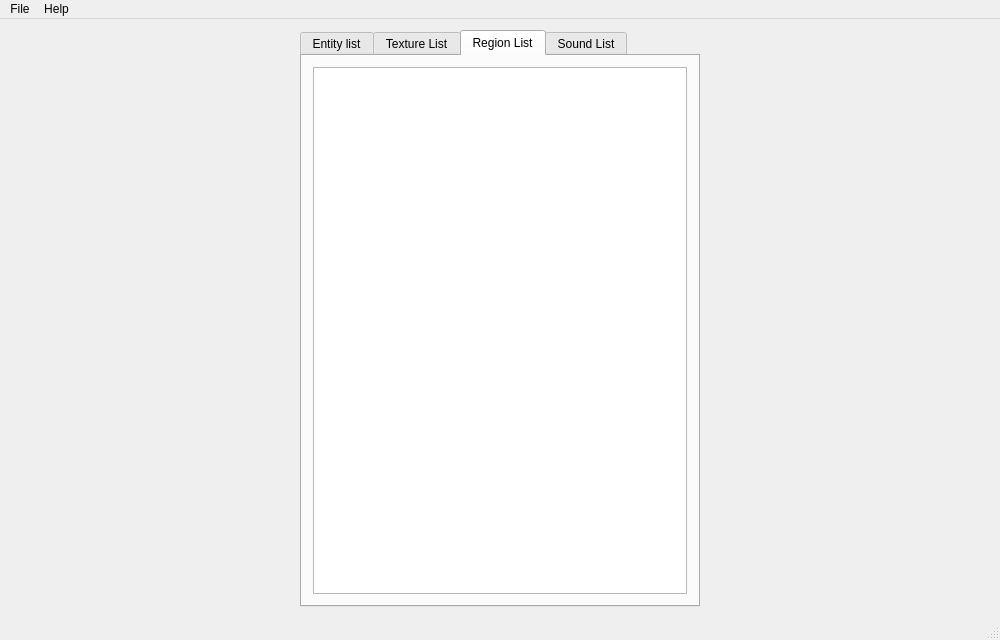
First picture: the form in MainWindow.ui, repository AndreyTulyakov/LightRabbit-Clipsed, before the edit.
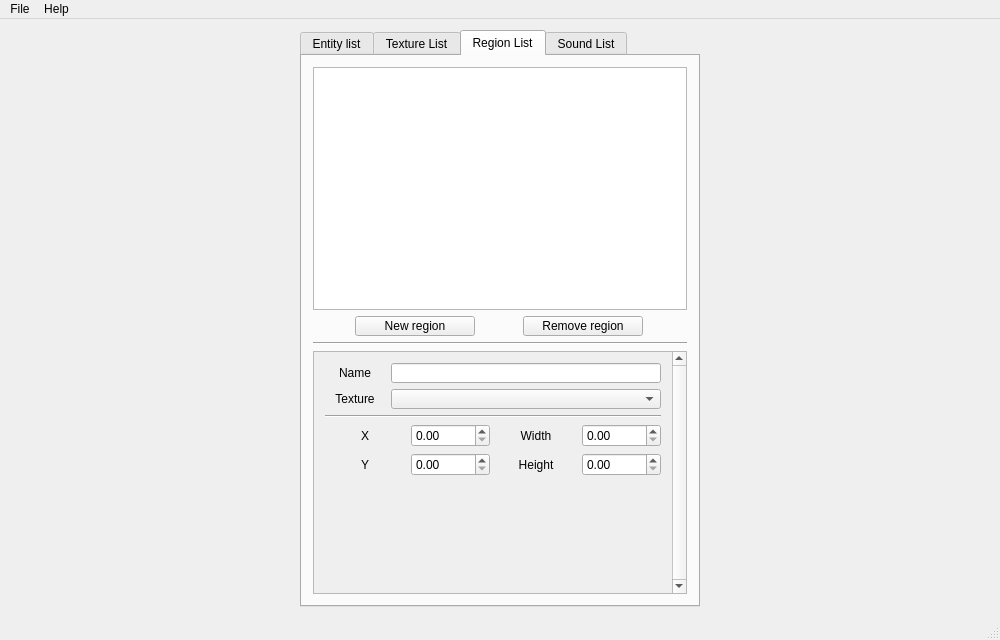
Second picture: the form after the edit. The open tabs and pages were chosen to show the change. Icons and pictures are not drawn.

What changed in the file:
```diff
--- a/MainWindow.ui
+++ b/MainWindow.ui
@@ -283,103 +283,6 @@
                   </property>
                  </widget>
                 </item>
-                <item>
-                 <widget class="QLabel" name="label_13">
-                  <property name="text">
-                   <string>Region</string>
-                  </property>
-                 </widget>
-                </item>
-                <item>
-                 <layout class="QGridLayout" name="gridLayout_8">
-                  <item row="0" column="1">
-                   <widget class="QSpinBox" name="sb_RX">
-                    <property name="maximum">
-                     <number>10000</number>
-                    </property>
-                   </widget>
-                  </item>
-                  <item row="0" column="0">
-                   <widget class="QLabel" name="label_3">
-                    <property name="minimumSize">
-                     <size>
-                      <width>10</width>
-                      <height>0</height>
-                     </size>
-                    </property>
-                    <property name="maximumSize">
-                     <size>
-                      <width>20</width>
-                      <height>16777215</height>
-                     </size>
-                    </property>
-                    <property name="text">
-                     <string>X</string>
-                    </property>
-                   </widget>
-                  </item>
-                  <item row="1" column="2">
-                   <widget class="QLabel" name="label_6">
-                    <property name="text">
-                     <string>Height</string>
-                    </property>
-                    <property name="alignment">
-                     <set>Qt::AlignCenter</set>
-                    </property>
-                   </widget>
-                  </item>
-                  <item row="1" column="0">
-                   <widget class="QLabel" name="label_4">
-                    <property name="maximumSize">
-                     <size>
-                      <width>20</width>
-                      <height>16777215</height>
-                     </size>
-                    </property>
-                    <property name="text">
-                     <string>Y</string>
-                    </property>
-                   </widget>
-                  </item>
-                  <item row="1" column="1">
-                   <widget class="QSpinBox" name="sb_RY">
-                    <property name="maximum">
-                     <number>10000</number>
-                    </property>
-                   </widget>
-                  </item>
-                  <item row="0" column="2">
-                   <widget class="QLabel" name="label_5">
-                    <property name="text">
-                     <string>Width</string>
-                    </property>
-                    <property name="alignment">
-                     <set>Qt::AlignCenter</set>
-                    </property>
-                   </widget>
-                  </item>
-                  <item row="0" column="3">
-                   <widget class="QSpinBox" name="sb_RW">
-                    <property name="maximum">
-                     <number>10000</number>
-                    </property>
-                    <property name="value">
-                     <number>32</number>
-                    </property>
-                   </widget>
-                  </item>
-                  <item row="1" column="3">
-                   <widget class="QSpinBox" name="sb_RH">
-                    <property name="maximum">
-                     <number>10000</number>
-                    </property>
-                    <property name="value">
-                     <number>32</number>
-                    </property>
-                   </widget>
-                  </item>
-                 </layout>
-                </item>
                 <item>
                  <widget class="Line" name="line_4">
                   <property name="orientation">
@@ -661,6 +564,223 @@
           <item>
            <widget class="QListWidget" name="RegionListWidget"/>
           </item>
+          <item>
+           <layout class="QHBoxLayout" name="horizontalLayout_5">
+            <item>
+             <widget class="QPushButton" name="button_NewRegion">
+              <property name="maximumSize">
+               <size>
+                <width>120</width>
+                <height>20</height>
+               </size>
+              </property>
+              <property name="text">
+               <string>New region</string>
+              </property>
+             </widget>
+            </item>
+            <item>
+             <widget class="QPushButton" name="button_RemoveRegion">
+              <property name="maximumSize">
+               <size>
+                <width>120</width>
+                <height>20</height>
+               </size>
+              </property>
+              <property name="text">
+               <string>Remove region</string>
+              </property>
+             </widget>
+            </item>
+           </layout>
+          </item>
+          <item>
+           <widget class="Line" name="line_8">
+            <property name="orientation">
+             <enum>Qt::Horizontal</enum>
+            </property>
+           </widget>
+          </item>
+          <item>
+           <widget class="QScrollArea" name="sa_RegionProperties">
+            <property name="verticalScrollBarPolicy">
+             <enum>Qt::ScrollBarAlwaysOn</enum>
+            </property>
+            <property name="widgetResizable">
+             <bool>true</bool>
+            </property>
+            <widget class="QWidget" name="scrollAreaWidgetContents_3">
+             <property name="geometry">
+              <rect>
+               <x>0</x>
+               <y>0</y>
+               <width>358</width>
+               <height>238</height>
+              </rect>
+             </property>
+             <layout class="QVBoxLayout" name="verticalLayout_5">
+              <item>
+               <layout class="QHBoxLayout" name="horizontalLayout_6">
+                <item>
+                 <widget class="QLabel" name="label_14">
+                  <property name="minimumSize">
+                   <size>
+                    <width>60</width>
+                    <height>0</height>
+                   </size>
+                  </property>
+                  <property name="maximumSize">
+                   <size>
+                    <width>60</width>
+                    <height>16777215</height>
+                   </size>
+                  </property>
+                  <property name="text">
+                   <string>Name</string>
+                  </property>
+                  <property name="alignment">
+                   <set>Qt::AlignCenter</set>
+                  </property>
+                 </widget>
+                </item>
+                <item>
+                 <widget class="QLineEdit" name="le_RegionName">
+                  <property name="maximumSize">
+                   <size>
+                    <width>1000</width>
+                    <height>20</height>
+                   </size>
+                  </property>
+                 </widget>
+                </item>
+               </layout>
+              </item>
+              <item>
+               <layout class="QHBoxLayout" name="horizontalLayout_4">
+                <item>
+                 <widget class="QLabel" name="label_13">
+                  <property name="maximumSize">
+                   <size>
+                    <width>60</width>
+                    <height>16777215</height>
+                   </size>
+                  </property>
+                  <property name="text">
+                   <string>Texture</string>
+                  </property>
+                  <property name="alignment">
+                   <set>Qt::AlignCenter</set>
+                  </property>
+                 </widget>
+                </item>
+                <item>
+                 <widget class="QComboBox" name="cb_RegionTexture">
+                  <property name="maximumSize">
+                   <size>
+                    <width>16777215</width>
+                    <height>20</height>
+                   </size>
+                  </property>
+                 </widget>
+                </item>
+               </layout>
+              </item>
+              <item>
+               <widget class="Line" name="line_7">
+                <property name="orientation">
+                 <enum>Qt::Horizontal</enum>
+                </property>
+               </widget>
+              </item>
+              <item>
+               <layout class="QGridLayout" name="gridLayout_6">
+                <item row="2" column="2">
+                 <widget class="QLabel" name="label_6">
+                  <property name="text">
+                   <string>Height</string>
+                  </property>
+                  <property name="alignment">
+                   <set>Qt::AlignCenter</set>
+                  </property>
+                 </widget>
+                </item>
+                <item row="1" column="0">
+                 <widget class="QLabel" name="label_3">
+                  <property name="text">
+                   <string>X</string>
+                  </property>
+                  <property name="alignment">
+                   <set>Qt::AlignCenter</set>
+                  </property>
+                 </widget>
+                </item>
+                <item row="2" column="0">
+                 <widget class="QLabel" name="label_4">
+                  <property name="text">
+                   <string>Y</string>
+                  </property>
+                  <property name="alignment">
+                   <set>Qt::AlignCenter</set>
+                  </property>
+                 </widget>
+                </item>
+                <item row="1" column="2">
+                 <widget class="QLabel" name="label_5">
+                  <property name="text">
+                   <string>Width</string>
+                  </property>
+                  <property name="alignment">
+                   <set>Qt::AlignCenter</set>
+                  </property>
+                 </widget>
+                </item>
+                <item row="1" column="1">
+                 <widget class="QDoubleSpinBox" name="sb_RegionX">
+                  <property name="maximum">
+                   <double>10000.000000000000000</double>
+                  </property>
+                 </widget>
+                </item>
+                <item row="1" column="3">
+                 <widget class="QDoubleSpinBox" name="sb_RegionW">
+                  <property name="maximum">
+                   <double>10000.000000000000000</double>
+                  </property>
+                 </widget>
+                </item>
+                <item row="2" column="1">
+                 <widget class="QDoubleSpinBox" name="sb_RegionY">
+                  <property name="maximum">
+                   <double>10000.000000000000000</double>
+                  </property>
+                 </widget>
+                </item>
+                <item row="2" column="3">
+                 <widget class="QDoubleSpinBox" name="sb_RegionH">
+                  <property name="maximum">
+                   <double>10000.000000000000000</double>
+                  </property>
+                 </widget>
+                </item>
+               </layout>
+              </item>
+              <item>
+               <spacer name="verticalSpacer">
+                <property name="orientation">
+                 <enum>Qt::Vertical</enum>
+                </property>
+                <property name="sizeHint" stdset="0">
+                 <size>
+                  <width>20</width>
+                  <height>40</height>
+                 </size>
+                </property>
+               </spacer>
+              </item>
+             </layout>
+            </widget>
+           </widget>
+          </item>
          </layout>
         </item>
        </layout>
```
Left out of the diff: 88 changed lines with no effect on the pictures.
